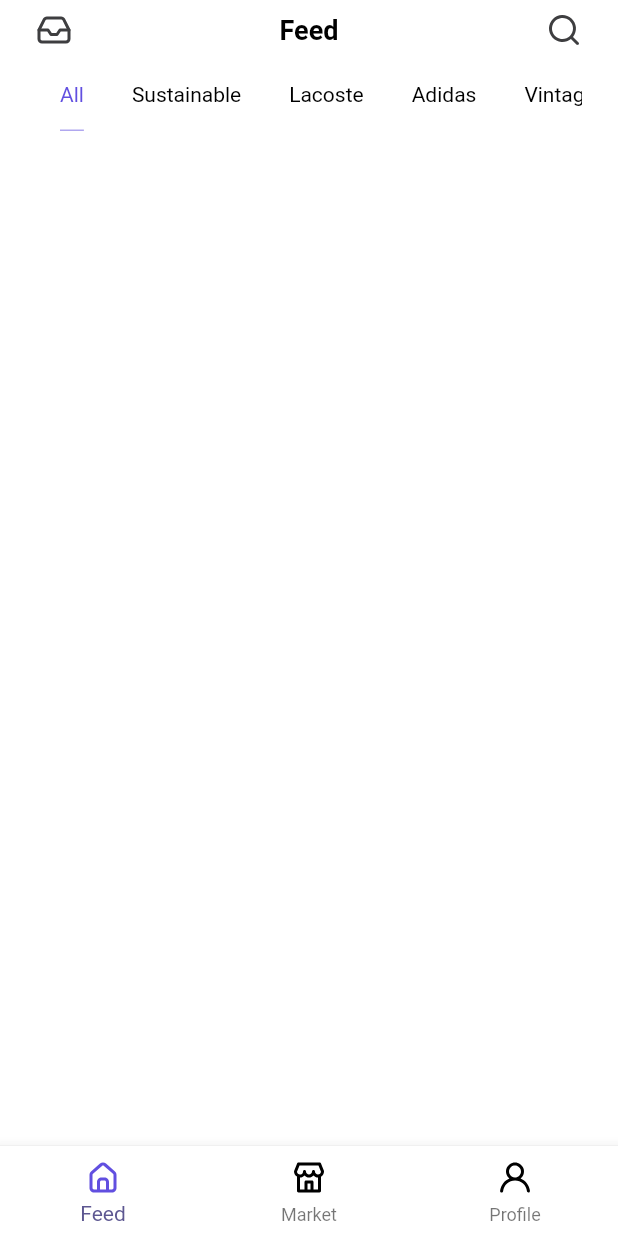
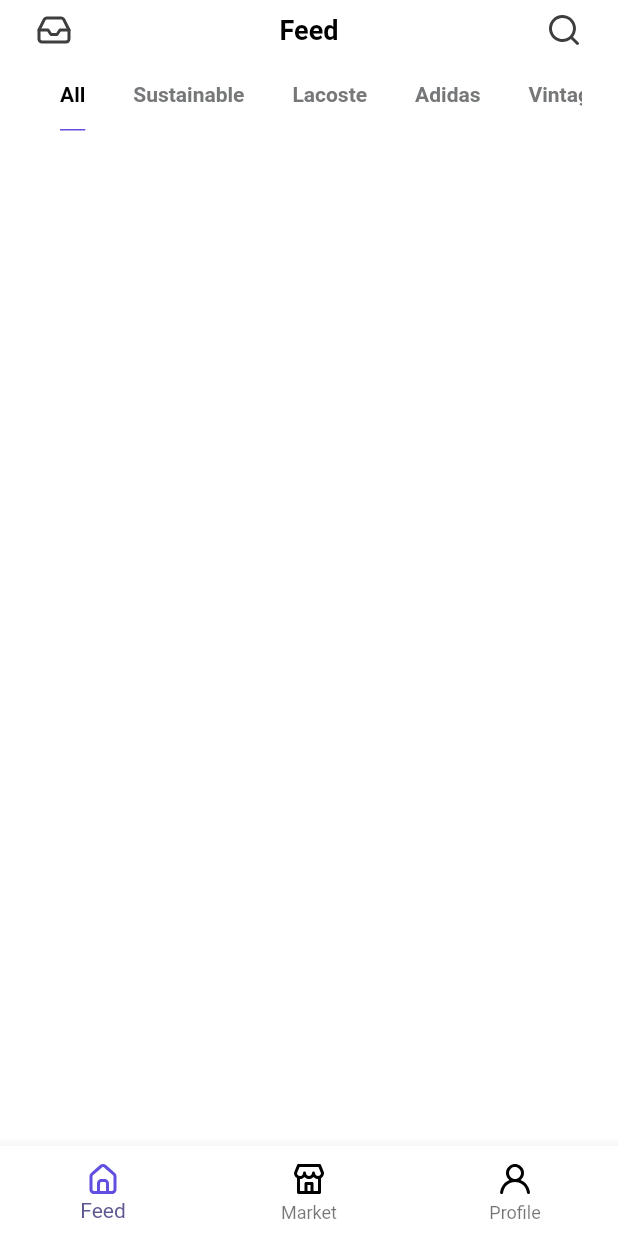
Before and after one commit to CamenRyder/Ecommerce_UI, a Flutter app: the screen it shows after launch, on a phone screen of 412 x 824 dp. Run offline on Flutter 3.47's test engine with Material 3 defaults, Android fonts, the phone set to English and light mode, and no system bars; our stand-ins replace flutter_screenutil, flutter_spinkit, flutter_svg, get; missing offline and left inert: hidable.

Commit message:
base feed home

```diff
--- a/ecommerce_brand/lib/core/routes/pages.dart
+++ b/ecommerce_brand/lib/core/routes/pages.dart
@@ -1,15 +1,17 @@
-
 import 'package:ecommerce_brand/core/routes/routes.dart';
-import 'package:ecommerce_brand/screens/honme/screens/home_screen.dart';
+import 'package:ecommerce_brand/screens/edit%20tabs/screens/edit_tabs_screen.dart';
+import 'package:ecommerce_brand/screens/home/screens/home_screen.dart';
 import 'package:get/get_navigation/src/routes/get_route.dart';
 
 abstract class AppPages {
-
   static final List<GetPage> pages = [
     GetPage(
       name: Routes.root,
       page: () => const HomeScreen(),
     ),
-
+    GetPage(
+      name: Routes.editTabs,
+      page: () => EditTabsScreen(),
+    ),
   ];
 }
--- a/ecommerce_brand/lib/core/routes/routes.dart
+++ b/ecommerce_brand/lib/core/routes/routes.dart
@@ -1,7 +1,6 @@
-
 abstract class Routes {
   static const root = '/';
   static const onBoard = '/on_board';
   static const home = '/home';
-
+  static const editTabs = '/edit_tabs';
 }
--- a/ecommerce_brand/lib/core/utils/theme/assets.gen.dart
+++ b/ecommerce_brand/lib/core/utils/theme/assets.gen.dart
@@ -34,13 +34,18 @@ class Assets {
   static const SvgGenImage iconsIcResearch =
       SvgGenImage('assets/icons/ic_research.svg');
 
+  /// File path: assets/icons/ic_setting.svg
+  static const SvgGenImage iconsIcSetting =
+      SvgGenImage('assets/icons/ic_setting.svg');
+
   /// List of all assets
   static List<SvgGenImage> get values => [
         iconsIcFile,
         iconsIcHome,
         iconsIcMarket,
         iconsIcProfile,
-        iconsIcResearch
+        iconsIcResearch,
+        iconsIcSetting
       ];
 }
 
--- /dev/null
+++ b/ecommerce_brand/lib/domain/controller/edit_tabs_controller.dart
@@ -0,0 +1,5 @@
+import 'package:get/get.dart';
+
+class EditTabsScreenController extends GetxController {
+
+}
--- /dev/null
+++ b/ecommerce_brand/lib/screens/edit tabs/screens/edit_tabs_screen.dart
@@ -0,0 +1,20 @@
+import 'package:ecommerce_brand/core/utils/theme/colors.dart';
+import 'package:flutter/material.dart';
+
+class EditTabsScreen extends StatefulWidget {
+  @override
+  State<StatefulWidget> createState() {
+    return _EditTabsScreen();
+  }
+}
+
+class _EditTabsScreen extends State<EditTabsScreen> {
+  @override
+  Widget build(BuildContext context) {
+    return Scaffold(
+      appBar: AppBar(
+        backgroundColor: AppColors.primary,
+      ),
+    );
+  }
+}
--- a/ecommerce_brand/lib/screens/honme/screens/home_screen.dart
+++ b/ecommerce_brand/lib/screens/home/screens/home_screen.dart
@@ -2,8 +2,8 @@
 import 'package:ecommerce_brand/core/utils/theme/colors.dart';
 import 'package:ecommerce_brand/core/utils/widgets/indicatorCustom.dart';
 import 'package:ecommerce_brand/domain/controller/home_controller.dart';
-import 'package:ecommerce_brand/screens/honme/screens/page/feed_page.dart';
-import 'package:ecommerce_brand/screens/honme/widgets/bottomNavigatorBar.dart';
+import 'package:ecommerce_brand/screens/home/screens/page/feed_page.dart';
+import 'package:ecommerce_brand/screens/home/widgets/bottomNavigatorBar.dart';
 import 'package:flutter/material.dart';
 import 'package:get/get_core/src/get_main.dart';
 import 'package:get/get_instance/get_instance.dart';
--- a/ecommerce_brand/lib/screens/honme/screens/page/feed_page.dart
+++ b/ecommerce_brand/lib/screens/home/screens/page/feed_page.dart
@@ -1,7 +1,7 @@
 import 'package:ecommerce_brand/core/utils/theme/styles.dart';
 import 'package:ecommerce_brand/domain/controller/home_controller.dart';
-import 'package:ecommerce_brand/screens/honme/widgets/app_bar_feed_page.dart';
-import 'package:ecommerce_brand/screens/honme/widgets/body_feed_page.dart';
+import 'package:ecommerce_brand/screens/home/widgets/app_bar_feed_page.dart';
+import 'package:ecommerce_brand/screens/home/widgets/body_feed_page.dart';
 import 'package:flutter/material.dart';
 
 class FeedPage extends StatefulWidget {
--- /dev/null
+++ b/ecommerce_brand/lib/screens/home/widgets/body_feed_page.dart
@@ -0,0 +1,68 @@
+import 'package:ecommerce_brand/core/routes/routes.dart';
+import 'package:ecommerce_brand/core/utils/constant/string_utils.dart';
+import 'package:ecommerce_brand/core/utils/theme/assets.gen.dart';
+import 'package:ecommerce_brand/core/utils/theme/colors.dart';
+import 'package:ecommerce_brand/core/utils/theme/typograhpy.dart';
+import 'package:ecommerce_brand/domain/controller/home_controller.dart';
+import 'package:flutter/material.dart';
+import 'package:get/get.dart';
+
+class BodyFeedPage extends StatefulWidget {
+  BodyFeedPage({super.key, required this.controller});
+  HomeScreenController controller;
+  @override
+  State<StatefulWidget> createState() {
+    return _BodyFeedPage();
+  }
+}
+
+class _BodyFeedPage extends State<BodyFeedPage> with TickerProviderStateMixin {
+  late HomeScreenController _controller;
+  @override
+  void initState() {
+    super.initState();
+    _controller = widget.controller;
+    _controller.initTabController(this);
+  }
+
+  @override
+  Widget build(BuildContext context) {
+    return Column(
+      children: [
+        TabBar(
+            isScrollable: true,
+            indicatorWeight: 1,
+            padding: const EdgeInsets.only(bottom: 10),
+            tabAlignment: TabAlignment.start,
+            automaticIndicatorColorAdjustment: false,
+            indicatorSize: TabBarIndicatorSize.label,
+            indicator: const BoxDecoration(
+                shape: BoxShape.rectangle,
+                border: Border(
+                    bottom: BorderSide(width: 1, color: AppColors.primary))),
+            labelStyle: AppTypography.bodyNormalBold,
+            unselectedLabelColor: AppColors.textGrey,
+            controller: _controller.tabController.value,
+            tabs: tabViewHome()),
+      ],
+    );
+  }
+
+  List<Widget> tabViewHome() {
+    return ListComponentTabConstant.listQuickFilterHome.map((e) {
+      if (e["index"] == 999) {
+        return GestureDetector(
+          onTap: () {
+              Get.toNamed(Routes.editTabs) ;
+          },
+          child: SizedBox(
+            height: 22,
+            width: 22,
+            child:  Assets.iconsIcSetting
+              .svg(height: 18, width: 18, color: AppColors.textGrey),),
+        );
+      }
+      return Tab(text: e["name"]);
+    }).toList();
+  }
+}
--- a/ecommerce_brand/lib/screens/honme/widgets/bottomNavigatorBar.dart
+++ b/ecommerce_brand/lib/screens/home/widgets/bottomNavigatorBar.dart
@@ -41,7 +41,7 @@ class _BottomNavigatorBar extends State<BottomNavigatorBar> {
             backgroundColor: Colors.white,
             type: BottomNavigationBarType.fixed,
             showUnselectedLabels: true,
-            elevation: 1,
+            elevation: 0,
             currentIndex: controller.tabIndex.value,
             onTap: (index) {
               setState(() {
@@ -66,29 +66,24 @@ class _BottomNavigatorBar extends State<BottomNavigatorBar> {
     required String title,
   }) {
     return BottomNavigationBarItem(
-      icon: Padding(
-        padding: const EdgeInsets.only(bottom: 2.0),
-        child: icon.svg(
+      icon: icon.svg(
         fit: BoxFit.scaleDown,
-          width: 25.w,
-          height: 25.w,
+        width: 24.w,
+        height: 24.w,
         colorFilter: const ColorFilter.mode(
           AppColors.black,
           BlendMode.srcIn,
         ),
       ),
-      ),
-      activeIcon: Padding(
-          padding: const EdgeInsets.only(bottom: 2.0),
-          child: icon.svg(
+      activeIcon: icon.svg(
         fit: BoxFit.scaleDown,
-            width: 25.w,
-            height: 25.w,
+        width: 24.w,
+        height: 24.w,
         colorFilter: const ColorFilter.mode(
           AppColors.primary,
           BlendMode.srcIn,
         ),
-          )),
+      ),
       label: title,
     );
   }
--- a/ecommerce_brand/lib/screens/honme/widgets/body_feed_page.dart
+++ /dev/null
@@ -1,47 +0,0 @@
-import 'package:ecommerce_brand/core/utils/theme/colors.dart';
-import 'package:ecommerce_brand/core/utils/theme/typograhpy.dart';
-import 'package:ecommerce_brand/domain/controller/home_controller.dart';
-import 'package:flutter/material.dart';
-
-class BodyFeedPage extends StatefulWidget {
-  BodyFeedPage({super.key,  required this.controller});
-  HomeScreenController controller;
-  @override
-  State<StatefulWidget> createState() {
-    return _BodyFeedPage();
-  }
-}
-
-class _BodyFeedPage extends State<BodyFeedPage> with TickerProviderStateMixin  {
-  late HomeScreenController _controller;
-  @override
-  void initState() {
-    super.initState();
-    _controller = widget.controller;
-    _controller.initTabController(this) ;
-  }
-
-  @override
-  Widget build(BuildContext context) {
-    return Column(
-      children: [
-        TabBar(
-          isScrollable: true,
-          indicatorWeight: 1,
-          padding: const EdgeInsets.only(bottom: 10),
-          tabAlignment: TabAlignment.start,
-          automaticIndicatorColorAdjustment: false,
-          indicatorSize: TabBarIndicatorSize.label,
-          indicator: const BoxDecoration(
-              shape: BoxShape.rectangle,
-              border: Border(
-                  bottom: BorderSide(width: 0.5, color: AppColors.primary))),
-          labelStyle: AppTypography.bodyRegularLight,
-          unselectedLabelColor: AppColors.black,
-          controller: _controller.tabController.value,
-          tabs: _controller.tabViewHome(),
-        ),
-      ],
-    );
-  }
-}
```
Also changed, not shown: ecommerce_brand/assets/icons/ic_setting.svg (added), ecommerce_brand/lib/screens/home/widgets/app_bar_feed_page.dart (renamed from ecommerce_brand/lib/screens/honme/widgets/app_bar_feed_page.dart). Lines whose indentation alone changed are shown as unchanged.
